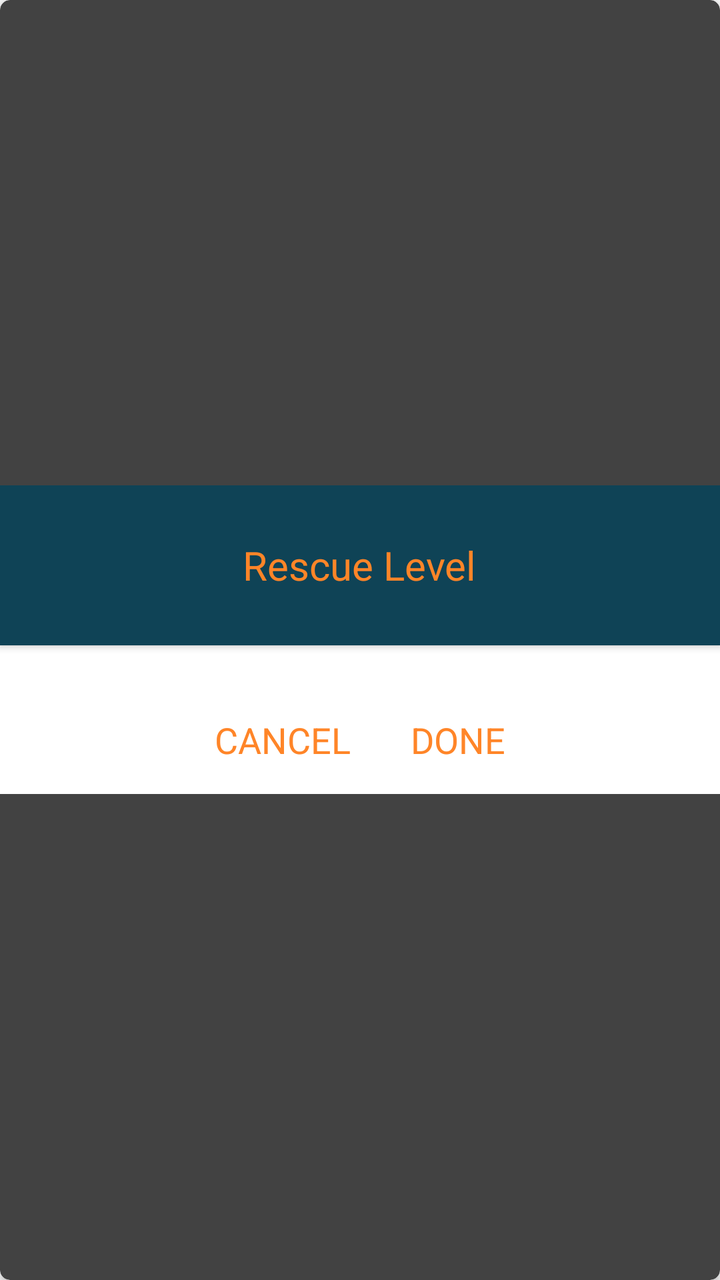
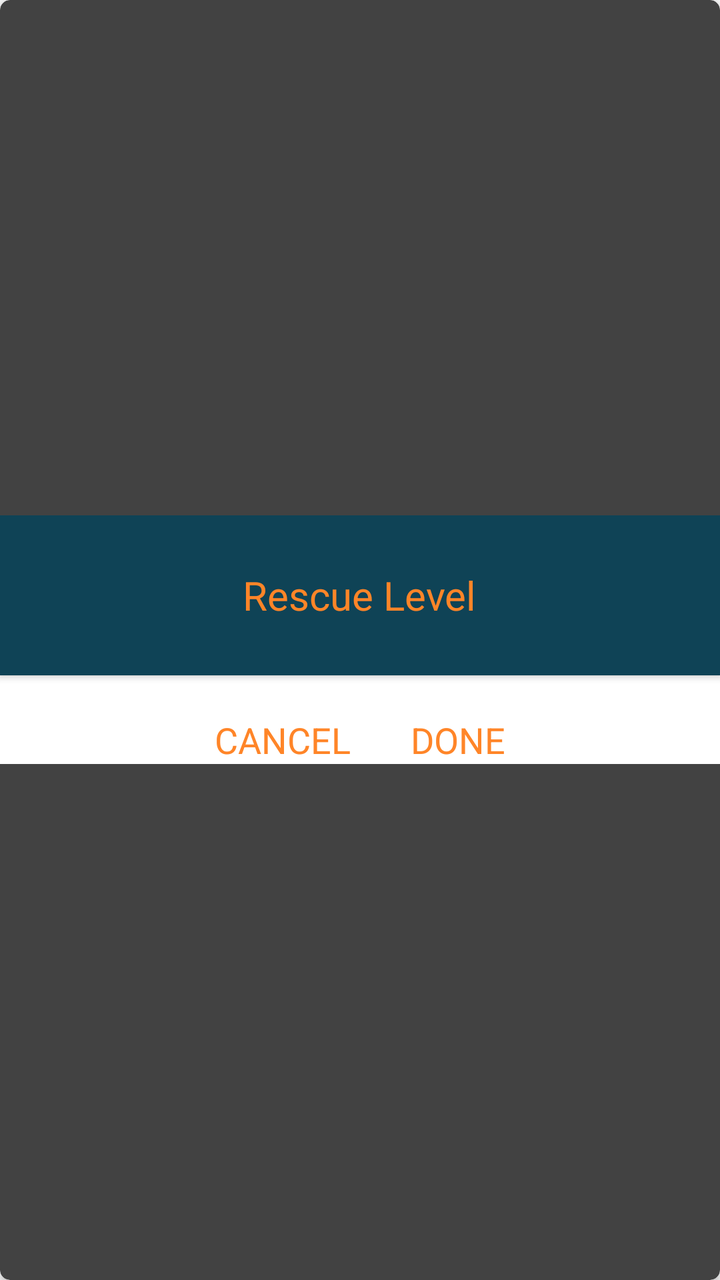

Compare the two renders of this Android layout. The source of the first and the diff that turns it into the second are given below.
<!-- AndroidManifest.xml: another module's application theme AppTheme -->
<!-- res/layout/level_picker_dialog.xml -->
<?xml version="1.0" encoding="utf-8"?>
<androidx.cardview.widget.CardView xmlns:android="http://schemas.android.com/apk/res/android"
    xmlns:app="http://schemas.android.com/apk/res-auto"
    android:layout_width="match_parent"
    android:layout_height="match_parent"
    android:layout_gravity="center"
    app:cardBackgroundColor="@color/background_floating_material_dark"
    app:cardCornerRadius="@dimen/dialog_corner_radius"
    app:cardPreventCornerOverlap="false">

    <LinearLayout
        android:layout_width="match_parent"
        android:layout_height="wrap_content"
        android:layout_gravity="center_vertical"
        android:background="@color/MPD_backGroundColor"
        android:orientation="vertical">

        <androidx.cardview.widget.CardView
            android:id="@+id/toolbar"
            android:layout_width="match_parent"
            android:layout_height="@dimen/MPD_top_bar_height"
            app:cardBackgroundColor="@color/colorPrimary"
            app:cardCornerRadius="0dp"
            app:cardElevation="2dp">

            <TextView
                android:id="@+id/dialog_selected_value"
                android:layout_width="wrap_content"
                android:layout_height="wrap_content"
                android:layout_gravity="center"
                android:gravity="center"
                android:text="Rescue Level"
                android:textColor="@color/colorAccent"
                android:textSize="20sp" />

        </androidx.cardview.widget.CardView>

        <LinearLayout
            android:layout_width="match_parent"
            android:layout_height="match_parent"
            android:layout_gravity="center_vertical"
            android:background="@color/MPD_backGroundColor"
            android:orientation="vertical"
            android:weightSum="1">

            <LinearLayout
                android:layout_width="match_parent"
                android:layout_height="0dp"
                android:layout_gravity="center"
                android:layout_weight=".85"
                android:orientation="vertical"
                android:background="@color/MPD_backGroundColor"
                android:padding="10dp">
                <EditText
                    android:id="@+id/etSearch"
                    android:layout_width="match_parent"
                    android:layout_height="wrap_content"
                    android:hint="Search"
                    android:visibility="gone"
                    android:imeOptions="actionDone"
                    android:singleLine="true"/>

                <androidx.recyclerview.widget.RecyclerView
                    android:id="@+id/recyclerView"
                    android:layout_width="match_parent"
                    android:layout_height="wrap_content"
                    android:clipToPadding="false" />
            </LinearLayout>

            <LinearLayout
                android:layout_width="match_parent"
                android:layout_height="0dp"
                android:layout_gravity="center"
                android:layout_weight="0.15"
                android:background="@color/MPD_backGroundColor"
                android:gravity="center">

                <TextView
                    android:id="@+id/cancel"
                    android:layout_width="wrap_content"
                    android:layout_height="wrap_content"
                    android:layout_margin="15dp"
                    android:text="@string/MPD_action_cancel"
                    android:textAllCaps="true"
                    android:textAppearance="?android:textAppearanceMedium"
                    android:textColor="@color/colorAccent" />

                <TextView
                    android:id="@+id/ok"
                    android:layout_width="wrap_content"
                    android:layout_height="wrap_content"
                    android:layout_margin="15dp"
                    android:text="@string/MPD_action_done"
                    android:textAllCaps="true"
                    android:textAppearance="?android:textAppearanceMedium"
                    android:textColor="@color/colorAccent" />
            </LinearLayout>
        </LinearLayout>
    </LinearLayout>
</androidx.cardview.widget.CardView>
<!-- resources referenced by this layout -->
<resources>
  <color name="MPD_backGroundColor">#FFF</color>
  <color name="colorAccent">#ff8528</color>
  <color name="colorPrimary">#0f4356</color>
  <dimen name="MPD_top_bar_height">80dp</dimen>
  <dimen name="dialog_corner_radius">5dp</dimen>
  <string name="MPD_action_cancel">cancel</string>
  <string name="MPD_action_done">done</string>
  <style name="AppTheme" parent="Theme.AppCompat.Light.DarkActionBar">
          
          <item name="colorPrimary">@color/colorPrimary</item>
          <item name="colorPrimaryDark">@color/colorPrimaryDark</item>
          <item name="colorAccent">@color/colorAccent</item>
      </style>
  <color name="colorPrimaryDark">#0f4356</color>
</resources>

<!-- the commit's change to res/layout/level_picker_dialog.xml (unified diff, before → after) -->
@@ -79,7 +79,7 @@
                     android:id="@+id/cancel"
                     android:layout_width="wrap_content"
                     android:layout_height="wrap_content"
-                    android:layout_margin="15dp"
+                    android:layout_marginRight="15dp"
                     android:text="@string/MPD_action_cancel"
                     android:textAllCaps="true"
                     android:textAppearance="?android:textAppearanceMedium"
@@ -89,7 +89,7 @@
                     android:id="@+id/ok"
                     android:layout_width="wrap_content"
                     android:layout_height="wrap_content"
-                    android:layout_margin="15dp"
+                    android:layout_marginLeft="15dp"
                     android:text="@string/MPD_action_done"
                     android:textAllCaps="true"
                     android:textAppearance="?android:textAppearanceMedium"
